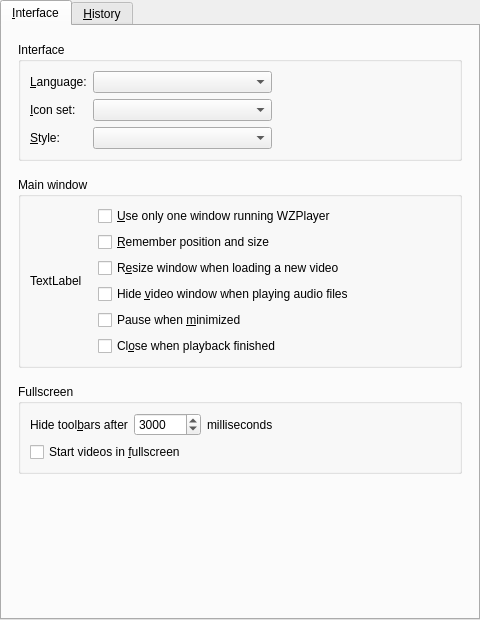
Qt form src/gui/pref/interface.ui (wilbert2000/wzplayer) before a commit.
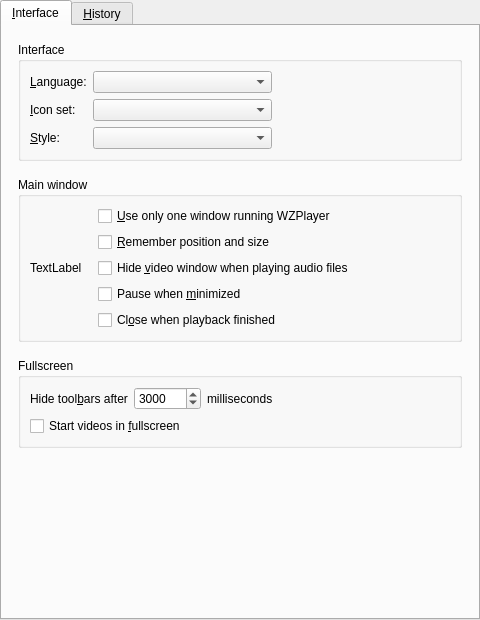
The same form after that commit. Custom widgets are drawn as their Qt base class.

Commit message: Removed "Resize on load" option available from window size menu

```diff
--- a/src/gui/pref/interface.ui
+++ b/src/gui/pref/interface.ui
@@ -172,13 +172,6 @@
               </property>
              </widget>
             </item>
-            <item>
-             <widget class="QCheckBox" name="resize_on_load_check">
-              <property name="text">
-               <string>R&amp;esize window when loading a new video</string>
-              </property>
-             </widget>
-            </item>
             <item>
              <widget class="QCheckBox" name="hide_video_window_on_audio_check">
               <property name="text">
```
Left out of the diff: 1 changed line with no effect on the pictures. The commit also changes 1 other file.
